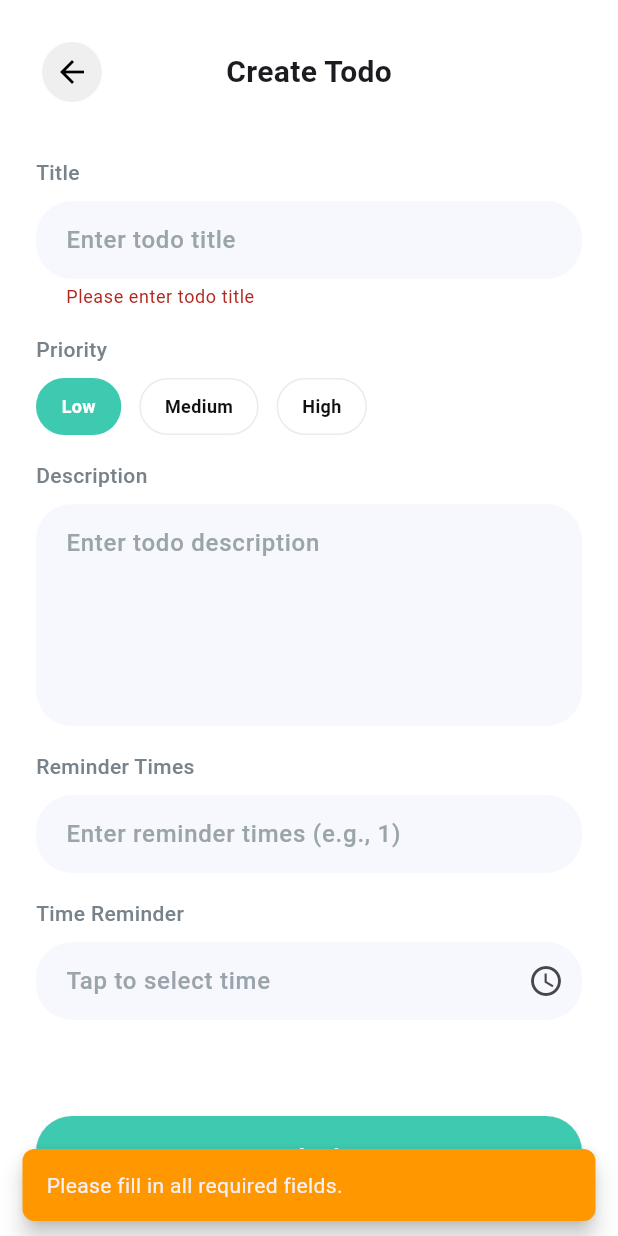
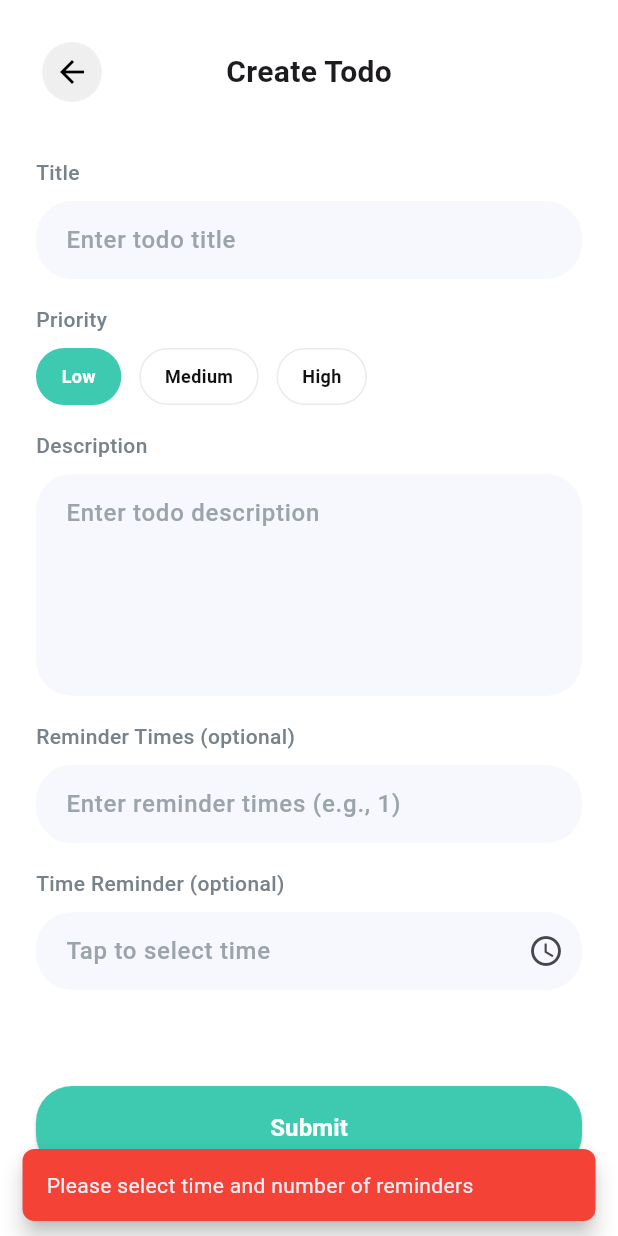
Before and after one commit to TuVoXuan/todo_app, a Flutter app: the TodoItemForm screen opened by its route, after a tap on "Submit", on a phone screen of 412 x 824 dp. Run offline on Flutter 3.47's test engine with Material 3 defaults, Android fonts, the phone set to English and light mode, and no system bars; our stand-ins replace flutter_slidable, flutter_svg, go_router, sqflite; accounts and stored records are empty.

```diff
--- a/lib/models/todo.dart
+++ b/lib/models/todo.dart
@@ -28,9 +28,8 @@ class Todo {
       'description': description,
       'priority': priority,
       'done': done != null && done! ? 1 : 0,
-      'reminderTimes': reminderTimes,
-      'timeReminder': timeReminder,
-      'created_at': createdAt,
+      'reminder_times': reminderTimes,
+      'time_reminder': timeReminder,
     };
   }
 
--- a/lib/pages/todo_item_form.dart
+++ b/lib/pages/todo_item_form.dart
@@ -48,6 +48,15 @@ class _TodoItemFormState extends State<TodoItemForm> {
   }
 
   void _handleSubmitForm() async {
+    if (!(_timeReminderController.text.isNotEmpty &&
+        _reminderTimesController.text.isNotEmpty)) {
+      SnackBarUtil.showError(
+        context,
+        'Please select time and number of reminders',
+      );
+      return;
+    }
+
     if (_formKey.currentState!.validate()) {
       final todo = Todo(
         title: _titleController.text,
@@ -157,14 +166,14 @@ class _TodoItemFormState extends State<TodoItemForm> {
                 SizedBox(height: 16),
                 TextFieldCustom(
                   controller: _reminderTimesController,
-                  label: 'Reminder Times',
+                  label: 'Reminder Times (optional)',
                   hintText: 'Enter reminder times (e.g., 1)',
                   keyboardType: TextInputType.number,
                 ),
                 SizedBox(height: 16),
                 TimePicker(
                   controller: _timeReminderController,
-                  label: 'Time Reminder',
+                  label: 'Time Reminder (optional)',
                   hintText: 'Tap to select time',
                 ),
                 SizedBox(height: 64),
```
